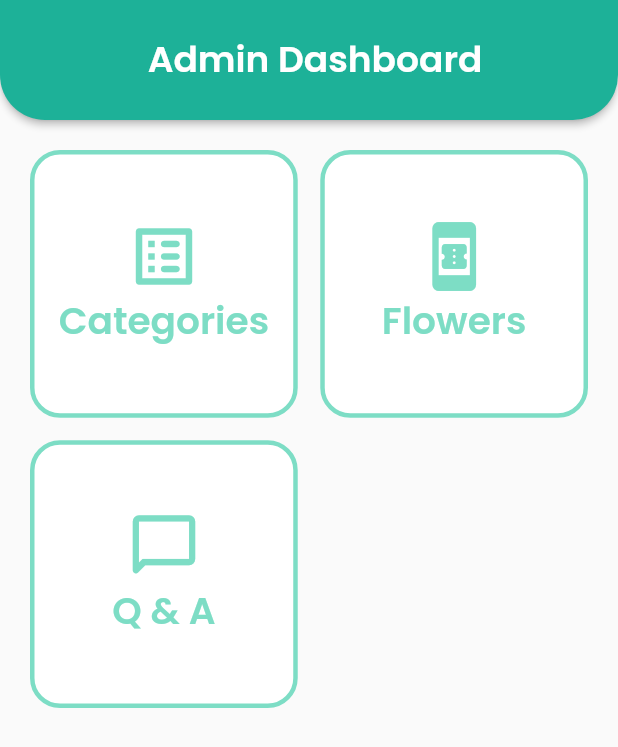
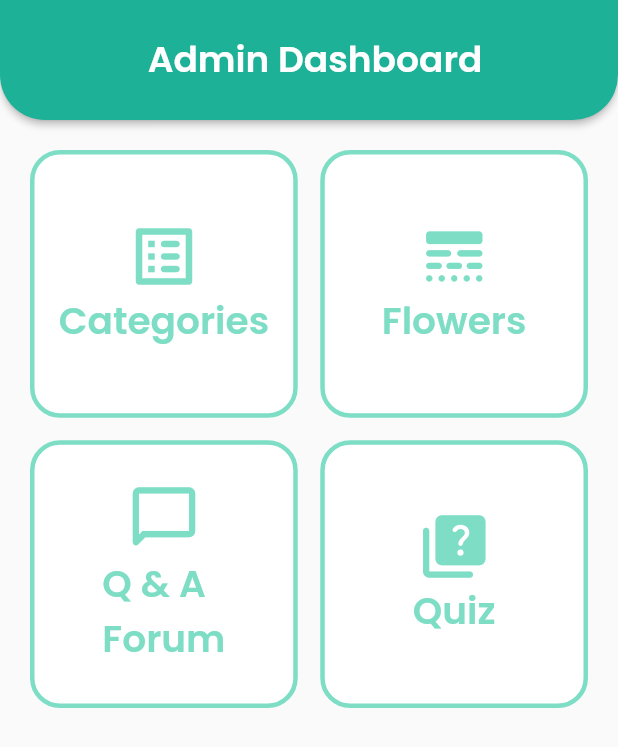
Before and after one commit to samaratungajs/flower-app-flutter, a Flutter app: the Admindahboard screen opened directly, on a phone screen of 412 x 824 dp. Shown: the top 747 px of the screen. Run offline on Flutter 3.47's test engine with Material 2 defaults, Android fonts, the phone set to English and light mode, and no system bars; our stand-ins replace cached_network_image, cloud_firestore, firebase_core, firebase_storage, flutter_svg, image_picker; accounts and stored records are empty.

Commit message:
add card view

```diff
--- a/lib/screens/admin/admin_dashboard.dart
+++ b/lib/screens/admin/admin_dashboard.dart
@@ -51,7 +51,7 @@ class Admindahboard extends StatelessWidget {
                 child: Column(
                   mainAxisAlignment: MainAxisAlignment.center,
                   children: [
-                    Icon(Icons.book_online_rounded, size: 50, color:Color.fromARGB(148, 31, 196, 155),),
+                    Icon(Icons.line_style_rounded, size: 50, color:Color.fromARGB(148, 31, 196, 155),),
                     Text("Flowers", style: TextStyle(color: Color.fromARGB(148, 31, 196, 155), fontSize:25,fontWeight: FontWeight.bold,)
                     ),
                   ],
@@ -68,7 +68,22 @@ class Admindahboard extends StatelessWidget {
                   mainAxisAlignment: MainAxisAlignment.center,
                   children: [
                     Icon(Icons.chat_bubble_outline_rounded, size: 50, color: Color.fromARGB(148, 31, 196, 155),),
-                    Text("Q & A", style: TextStyle(color: Color.fromARGB(148, 31, 196, 155), fontSize:25,fontWeight: FontWeight.bold,)
+                    Text("Q & A\nForum", style: TextStyle(color: Color.fromARGB(148, 31, 196, 155), fontSize:25,fontWeight: FontWeight.bold,)
+                    ),
+                  ],
+                ),
+              ),
+            ),
+            GestureDetector(
+              // onTap: () => Navigator.of(context)
+              //   .push(MaterialPageRoute(builder: (context) => AdminHome())),
+              child: Container(
+                decoration: BoxDecoration(border:Border.all(width: 3.0,color: Color.fromARGB(148, 31, 196, 155)), borderRadius: BorderRadius.circular(20), color: Colors.white),
+                child: Column(
+                  mainAxisAlignment: MainAxisAlignment.center,
+                  children: [
+                    Icon(Icons.quiz_rounded, size: 50, color: Color.fromARGB(148, 31, 196, 155),),
+                    Text("Quiz", style: TextStyle(color: Color.fromARGB(148, 31, 196, 155), fontSize:25,fontWeight: FontWeight.bold,)
                     ),
                   ],
                 ),
--- a/lib/screens/admin/category/item_list.dart
+++ b/lib/screens/admin/category/item_list.dart
@@ -138,7 +138,7 @@ class ItemList extends StatelessWidget {
                           builder: (BuildContext ctx) {
                             return AlertDialog(
                               title: const Text('Please Confirm'),
-                              content:  Text("Are you sure to remove $title ccategory?"),
+                              content:  Text("Are you sure to remove $title category?"),
                               actions: [
                                 // The "Yes" button
                                 TextButton(
--- a/lib/screens/client/client_dashboard.dart
+++ b/lib/screens/client/client_dashboard.dart
@@ -52,7 +52,7 @@ class ClientDashboard extends StatelessWidget {
                 child: Column(
                   mainAxisAlignment: MainAxisAlignment.center,
                   children: [
-                    Icon(Icons.book_online_rounded, size: 50, color:Color.fromARGB(148, 31, 196, 155),),
+                    Icon(Icons.line_style_rounded, size: 50, color:Color.fromARGB(148, 31, 196, 155),),
                     Text("Flowers", style: TextStyle(color: Color.fromARGB(148, 31, 196, 155), fontSize:25,fontWeight: FontWeight.bold,)
                     ),
                   ],
@@ -69,7 +69,22 @@ class ClientDashboard extends StatelessWidget {
                   mainAxisAlignment: MainAxisAlignment.center,
                   children: [
                     Icon(Icons.chat_bubble_outline_rounded, size: 50, color: Color.fromARGB(148, 31, 196, 155),),
-                    Text("Q & A", style: TextStyle(color: Color.fromARGB(148, 31, 196, 155), fontSize:25,fontWeight: FontWeight.bold,)
+                    Text("Q & A \n Forum", style: TextStyle(color: Color.fromARGB(148, 31, 196, 155), fontSize:25,fontWeight: FontWeight.bold,)
+                    ),
+                  ],
+                ),
+              ),
+            ),
+            GestureDetector(
+              // onTap: () => Navigator.of(context)
+              //   .push(MaterialPageRoute(builder: (context) => AdminHome())),
+              child: Container(
+                decoration: BoxDecoration(border:Border.all(width: 3.0,color: Color.fromARGB(148, 31, 196, 155)), borderRadius: BorderRadius.circular(20), color: Colors.white),
+                child: Column(
+                  mainAxisAlignment: MainAxisAlignment.center,
+                  children: [
+                    Icon(Icons.quiz_rounded, size: 50, color: Color.fromARGB(148, 31, 196, 155),),
+                    Text("Quiz", style: TextStyle(color: Color.fromARGB(148, 31, 196, 155), fontSize:25,fontWeight: FontWeight.bold,)
                     ),
                   ],
                 ),
```
